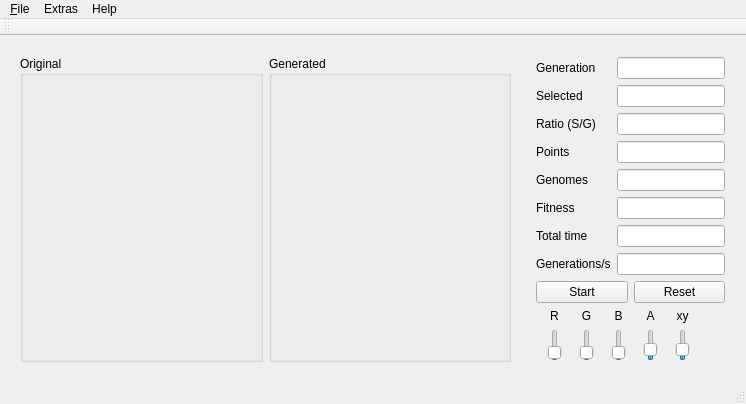
Above: mainwindow.ui from superkartoffel/evo-cubist before the change. Below: the same form after it.
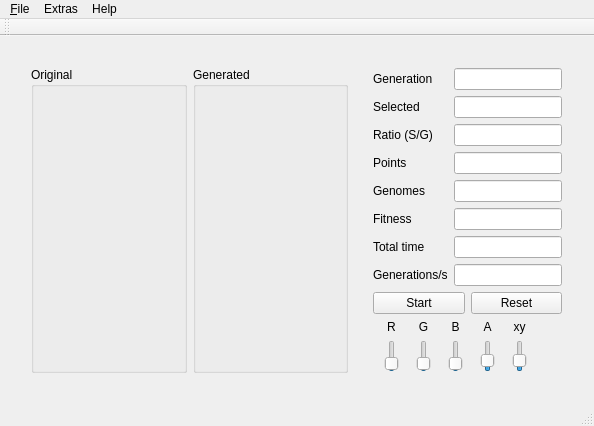
That is the form after the change. Icons and pictures are not drawn.

Diff of the .ui file:
```diff
--- a/mainwindow.ui
+++ b/mainwindow.ui
@@ -6,8 +6,8 @@
    <rect>
     <x>0</x>
     <y>0</y>
-    <width>746</width>
-    <height>372</height>
+    <width>594</width>
+    <height>393</height>
    </rect>
   </property>
   <property name="windowTitle">
@@ -20,6 +20,11 @@
   <widget class="QWidget" name="centralWidget">
    <layout class="QGridLayout" name="gridLayout">
     <item row="0" column="0">
+     <widget class="QSplitter" name="splitter">
+      <property name="orientation">
+       <enum>Qt::Horizontal</enum>
+      </property>
+      <widget class="QWidget" name="layoutWidget">
      <layout class="QHBoxLayout" name="horizontalLayout">
       <property name="spacing">
        <number>6</number>
@@ -503,6 +508,8 @@
        </layout>
       </item>
      </layout>
+      </widget>
+     </widget>
     </item>
    </layout>
   </widget>
@@ -511,7 +518,7 @@
     <rect>
      <x>0</x>
      <y>0</y>
-     <width>746</width>
+     <width>594</width>
      <height>21</height>
     </rect>
    </property>
```
Lines whose indentation alone changed are shown as unchanged.
